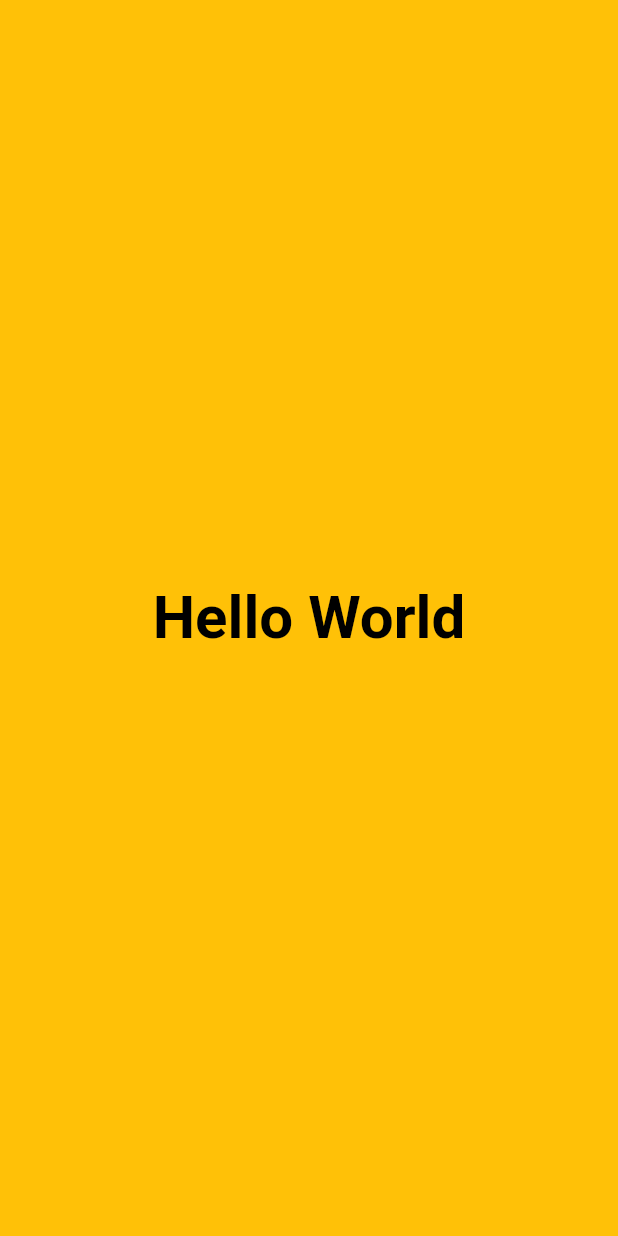
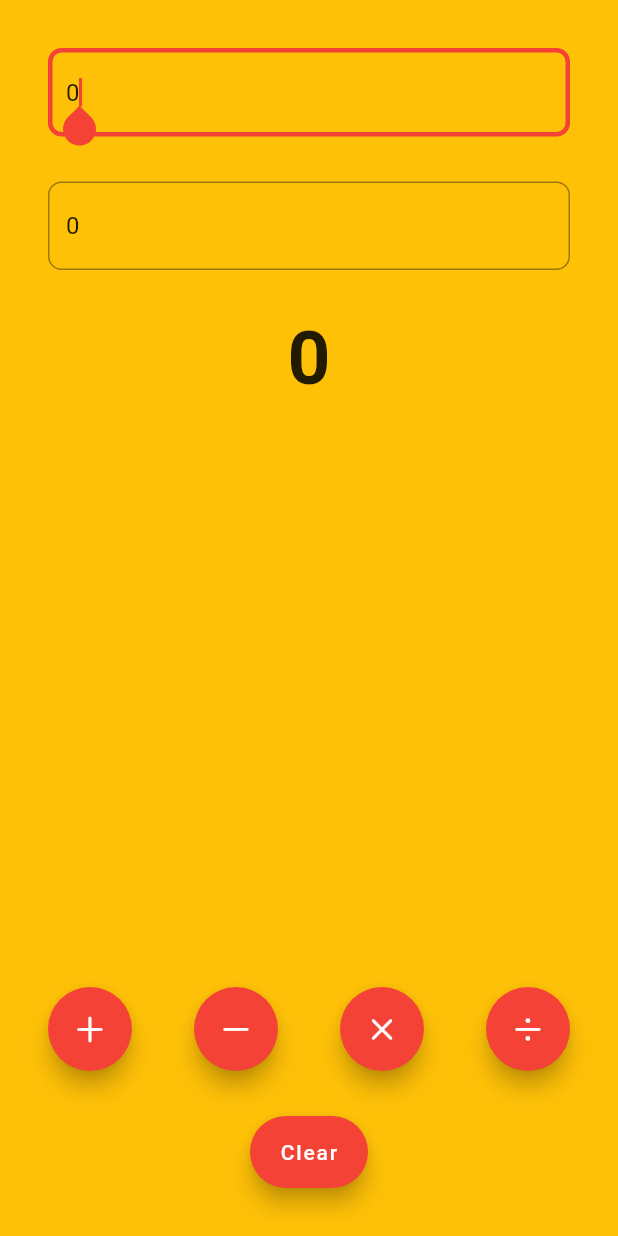
Before and after one commit to AnkushKoundal45/Basic_Calculator_App, a Flutter app: the screen it shows after launch, on a phone screen of 412 x 824 dp. Run offline on Flutter 3.47's test engine with Material 2 defaults, Android fonts, the phone set to English and light mode, and no system bars.

Commit message:
made the calculator

```diff
--- a/lib/Views/calculator_view.dart
+++ b/lib/Views/calculator_view.dart
@@ -1,10 +1,140 @@
+import 'package:flutter/cupertino.dart';
 import 'package:flutter/material.dart';
 
-class calculator extends StatelessWidget {
-  const calculator({super.key});
+class CalculatorView extends StatefulWidget {
+  const CalculatorView({Key? key});
+
+  @override
+  State<CalculatorView> createState() => _CalculatorViewState();
+}
+
+class _CalculatorViewState extends State<CalculatorView> {
+  int x = 0;
+  int y = 0;
+  num z = 0;
+  final DisplayOneController = TextEditingController();
+  final DisplayTwoController = TextEditingController();
+
+  @override
+  void initState() {
+    // TODO: implement initState
+    super.initState();
+    DisplayOneController.text = x.toString();
+    DisplayTwoController.text = y.toString();
+  }
 
   @override
   Widget build(BuildContext context) {
-    return const Placeholder();
+    return Padding(
+      padding: const EdgeInsets.all(32.0),
+      child: Column(
+
+        children: [
+
+          CalculatorDisplay(
+              hint: "Enter First Number", controller: DisplayOneController
+              ),
+          SizedBox(
+            height: 30.0,
+          ),
+          CalculatorDisplay(
+              hint: "Enter Second Number", controller: DisplayTwoController),
+          SizedBox(
+            height: 30.0,
+          ),
+          Text(
+            z.toString(),
+            style: TextStyle(fontWeight: FontWeight.bold, fontSize: 50.0),
+          ),
+          Spacer(),
+          Row(
+            mainAxisAlignment: MainAxisAlignment.spaceBetween,
+            children: [
+              FloatingActionButton(
+                onPressed: () {
+                  setState(() {
+                    z = num.parse(DisplayOneController.text) +
+                        num.parse(DisplayTwoController.text);
+                  });
+                },
+                child: const Icon(CupertinoIcons.add),
+              ),
+              FloatingActionButton(
+                onPressed: () {
+                  setState(() {
+                    z = num.parse(DisplayOneController.text) -
+                        num.parse(DisplayTwoController.text);
+                  });
+                },
+                child: const Icon(CupertinoIcons.minus),
+              ),
+              FloatingActionButton(
+                onPressed: () {
+                  setState(() {
+                    z = num.parse(DisplayOneController.text) *
+                        num.parse(DisplayTwoController.text);
+                  });
+                },
+                child: const Icon(CupertinoIcons.multiply),
+              ),
+              FloatingActionButton(
+                onPressed: () {
+                  setState(() {
+                    z = num.parse(DisplayOneController.text) /
+                        num.parse(DisplayTwoController.text);
+                  });
+                },
+                child: const Icon(CupertinoIcons.divide),
+              ),
+
+             ]     ),
+             const SizedBox(height: 30,),
+           FloatingActionButton.extended(onPressed:(){
+                setState(() {
+                  x = 0;
+                  y = 0;
+                  z = 0;
+                  DisplayOneController.clear();
+                  DisplayTwoController.clear();
+                }); },
+              label: const Text("Clear"),
+              )
+        ],
+      ),
+    );
   }
 }
+
+class CalculatorDisplay extends StatelessWidget {
+  const CalculatorDisplay(
+      {super.key, this.hint = "Enter a Number", required this.controller});
+  final String? hint;
+  final TextEditingController controller;
+
+  @override
+  Widget build(BuildContext context) {
+    return TextField(
+
+      controller: controller,
+      keyboardType: TextInputType.number,
+      autofocus: true,
+      decoration: InputDecoration(
+          border: OutlineInputBorder(
+            borderSide: BorderSide(
+              color: Colors.black,
+              width: 5.0,
+            ),
+            borderRadius: BorderRadius.circular(9.0),
+          ),
+          focusedBorder: OutlineInputBorder(
+            borderSide: BorderSide(
+              color: Colors.red,
+              width: 3.0,
+            ),
+            borderRadius: BorderRadius.circular(9.0),
+          ),
+          hintText: hint,
+          hintStyle: TextStyle(color: Colors.black)),
+    );
+  }
+}
--- a/lib/Views/home_view.dart
+++ b/lib/Views/home_view.dart
@@ -1,20 +1,17 @@
 import 'package:flutter/material.dart';
+import 'package:flutter_codepur1/Views/calculator_view.dart';
 
 class HomeView extends StatelessWidget {
   const HomeView({super.key});
 
   @override
   Widget build(BuildContext context) {
-    return Material(
-      child: Container(
-        color: Colors.amber,
-        child: const Center(
-          child: Text(
-            "Hello World",
-            style: TextStyle(
-                fontSize: 40, fontWeight: FontWeight.bold, color: Colors.black),
-          ),
-        ),
+    return const Scaffold(
+      backgroundColor: Colors.amber,
+      body: SafeArea(
+        top: true,
+        bottom: false,
+        child: CalculatorView(),
       ),
     );
   }
--- a/lib/app/app.dart
+++ b/lib/app/app.dart
@@ -3,15 +3,14 @@ import 'package:flutter_codepur1/views/home_view.dart';
 
 
 class MyApp extends StatelessWidget {
-  const MyApp({
-    super.key,
-  });
+  const MyApp({super.key,});
 
   @override
   Widget build(BuildContext context) {
-    return const MaterialApp(
+    return  MaterialApp(
       title: "FlutterRun",
-      home: HomeView()
-      );
+      theme: ThemeData(primarySwatch: Colors.red),
+      home: const HomeView(),
+    );
   }
 }
```
